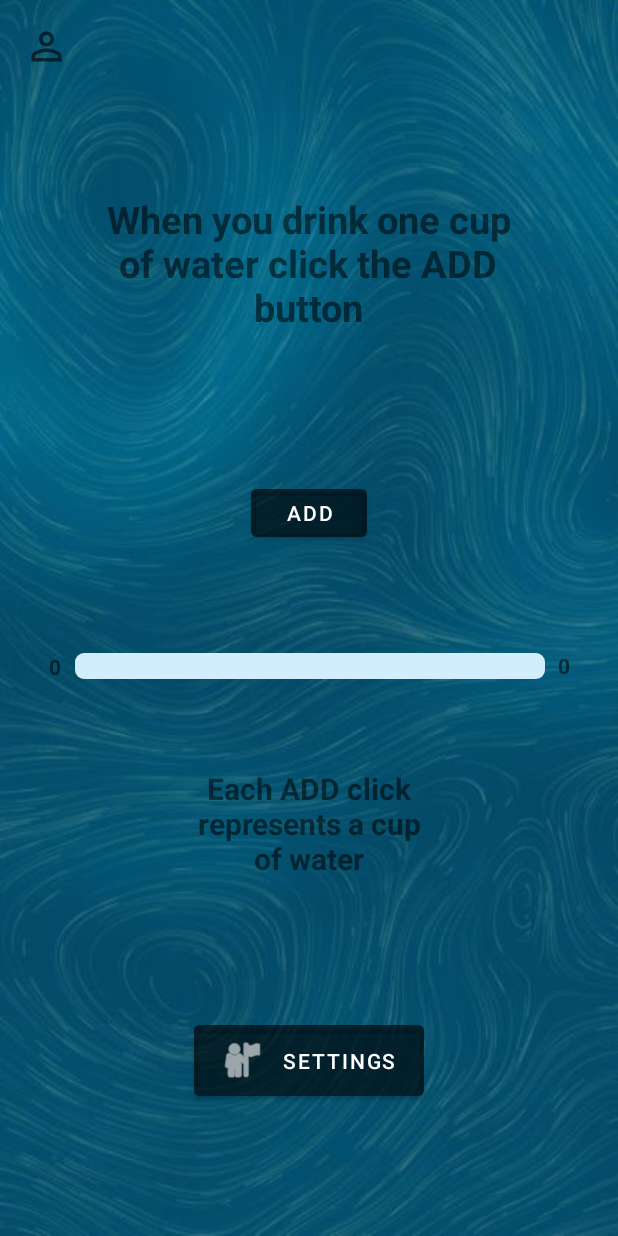
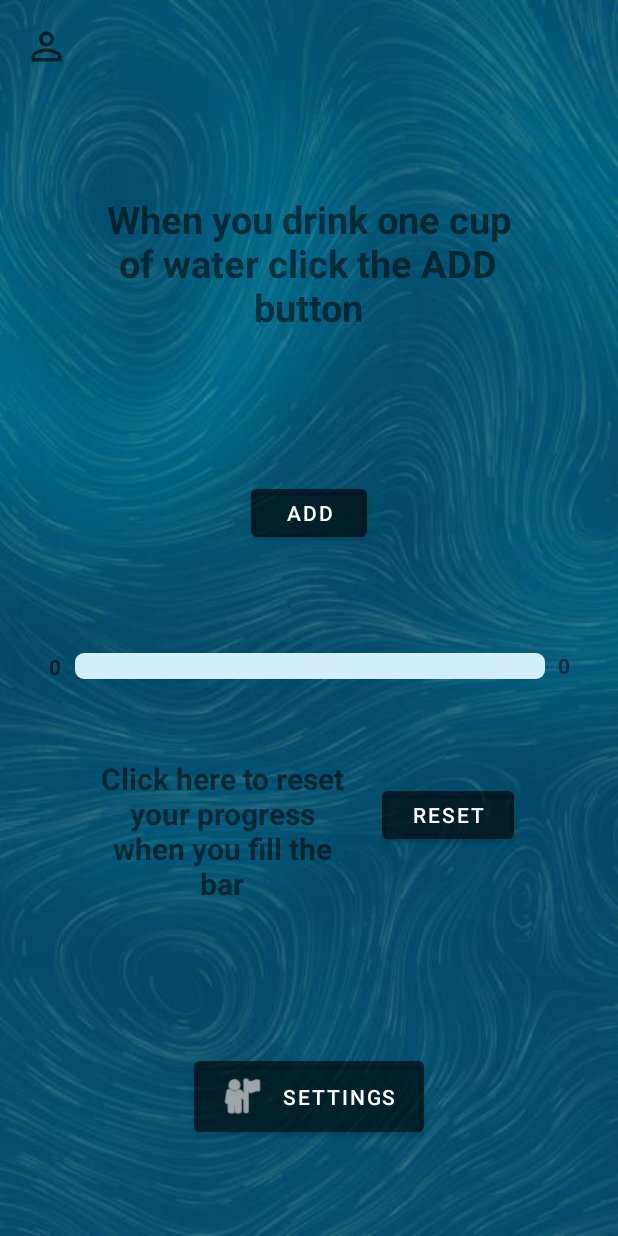
Before and after one commit to Hollow-hub/Water-Tracker, an Android app: the Home screen opened directly, with no data from a screen before it, on a phone screen of 412 x 824 dp. Run offline under Robolectric (Android 15) with nearby library versions, the light colour scheme and no system bars.

Commit message:
made a lot of things

```diff
--- a/app/src/main/java/com/example/watertracker/Home.java
+++ b/app/src/main/java/com/example/watertracker/Home.java
@@ -6,6 +6,7 @@ import android.app.NotificationManager;
 import android.app.PendingIntent;
 import android.content.DialogInterface;
 import android.content.Intent;
+import android.content.SharedPreferences;
 import android.os.Build;
 import android.os.Bundle;
 import android.view.LayoutInflater;
@@ -25,25 +26,30 @@ import java.text.DecimalFormat;
 
 public class Home extends AppCompatActivity {
 
+    private static final String PREF_PROGRESS = "progress";
+    private SharedPreferences sharedPreferences;
     CoreDatabase db;
     private String name;
     TextView username;
     TextView MyStats;
     double cups;
     Double Cups;
-    Double Litre;
+    Double Cups2;
+    double Litre;
     TextView textView;
     private ProgressBar pb;
     private int CurrentProgress;
     private Button Add;
+    private Button Reset;
 
     @Override
-    protected void onCreate(Bundle savedInstanceState) {
+    protected void onCreate(Bundle savedInstanceState){
         super.onCreate(savedInstanceState);
         db = new CoreDatabase(this);
         //db.onCreate(db.getWritableDatabase());
         setContentView(R.layout.home);
 
+        //We set the name of the user
         name = db.getUsername();
         username = findViewById(R.id.textViewName);
         username.setText(name);
@@ -53,10 +59,12 @@ public class Home extends AppCompatActivity {
 
         createNotificationChannel();
 
+        //we set the cups so the user knows how many cups he should drink per day
         cups = db.getCups();
         textView = findViewById(R.id.textView3);
         cups = (int) cups;
         textView.setText(String.valueOf((int) cups));
+
         if (!db.Record_is_empty()){
             CurrentProgress = db.getRecord();
         }
@@ -64,6 +72,7 @@ public class Home extends AppCompatActivity {
         pb.setMax((int) cups);  // Set the maximum value of the progress bar
         pb.setProgress(CurrentProgress);  // Set the progress value
 
+        //here we update the progressBar
         Add.setOnClickListener(new View.OnClickListener() {
             @Override
             public void onClick(View v) {
@@ -76,12 +85,14 @@ public class Home extends AppCompatActivity {
                 PendingIntent pendingIntent = PendingIntent.getBroadcast(Home.this, 0, intent, 0);
                 AlarmManager alarmManager = (AlarmManager) getSystemService(ALARM_SERVICE);
 
+                //this is where we put the exact time for the reminder
                 long timeAtButtonClick = System.currentTimeMillis();
                 long OneHour = 1000 * 3600;
                 alarmManager.set(AlarmManager.RTC_WAKEUP, timeAtButtonClick + OneHour, pendingIntent);
             }
         });
 
+        //Here we show the Dialog
         Button openDialogButton = findViewById(R.id.settings);
         openDialogButton.setOnClickListener(new View.OnClickListener() {
             @Override
@@ -90,8 +101,24 @@ public class Home extends AppCompatActivity {
             }
         });
 
+        //The reset button for when you conclude the progress
+        Reset = findViewById(R.id.reset);
+        Reset.setOnClickListener(new View.OnClickListener() {
+            @Override
+            public void onClick(View v) {
+                pb.setProgress(0);
+                Cups2 = db.getCups();
+                DecimalFormat decimalFormat = new DecimalFormat("#");
+                String cupsText = decimalFormat.format(Cups2);
+                textView.setText(cupsText);
+                CurrentProgress = 0;
+                pb.setMax(Cups2.intValue());
+                pb.setProgress(CurrentProgress);
+            }
+        });
     }
 
+    //the dialog
     private void showSliderDialog() {
         AlertDialog.Builder builder = new AlertDialog.Builder(this);
         LayoutInflater inflater = getLayoutInflater();
@@ -104,8 +131,10 @@ public class Home extends AppCompatActivity {
         builder.setPositiveButton("OK", new DialogInterface.OnClickListener() {
             @Override
             public void onClick(DialogInterface dialog, int which) {
+                //we get the value of the user about his weight and activity lvl
                 float weightProgress = weightSlider.getValue();
                 float activityProgress = activitySlider.getValue();
+                //we calculate the cups that he needs
                 Litre = (weightProgress / 30 ) + (activityProgress * 0.35);
                 Cups = (Litre * 4.2);
                 db.insertCups(Cups);
@@ -113,7 +142,6 @@ public class Home extends AppCompatActivity {
                 String cupsText = decimalFormat.format(Cups);
                 textView.setText(cupsText);
                 CurrentProgress = 0;
-                db.deleteColumnInputs("DailyWaterIntake","DailyWater");
                 pb.setMax(Cups.intValue());
                 pb.setProgress(CurrentProgress);
             }
@@ -121,11 +149,13 @@ public class Home extends AppCompatActivity {
         builder.setNegativeButton("Cancel", null);
 
         AlertDialog dialog = builder.create();
+        dialog.setCancelable(false);
         dialog.show();
     }
 
 
 
+    //Here we create the channel for the reminder
     private void createNotificationChannel(){
         if (Build.VERSION.SDK_INT >= Build.VERSION_CODES.O){
             CharSequence name = "ReminderChannel";
--- a/app/src/main/java/com/example/watertracker/MainActivity.java
+++ b/app/src/main/java/com/example/watertracker/MainActivity.java
@@ -37,7 +37,6 @@ public class MainActivity extends AppCompatActivity {
         setContentView(R.layout.activity_main);
         nameInput = findViewById(R.id.nickname);
         configureNextButton();
-        //nameInput.addTextChangedListener(loginTextWatcher);
         nextButton = findViewById(R.id.loginbtn);
     }
 
--- a/app/src/main/java/com/example/watertracker/MainActivity2.java
+++ b/app/src/main/java/com/example/watertracker/MainActivity2.java
@@ -47,6 +47,7 @@ public class MainActivity2 extends AppCompatActivity{
         rangeSliderWeight = findViewById(R.id.Weight_slider);
         rangeSliderActivity = findViewById(R.id.Activity_slider);
 
+        // First Slider for the weight
         rangeSliderWeight.addOnChangeListener(new Slider.OnChangeListener() {
             @Override
             public void onValueChange(@NonNull Slider slider, float value, boolean fromUser) {
@@ -55,6 +56,7 @@ public class MainActivity2 extends AppCompatActivity{
             }
         });
 
+        //Second Slider for the activity level
         rangeSliderActivity.addOnChangeListener(new Slider.OnChangeListener() {
             @Override
             public void onValueChange(@NonNull Slider slider, float value, boolean fromUser) {
@@ -64,13 +66,12 @@ public class MainActivity2 extends AppCompatActivity{
         });
 
         configureNextButton();
-
-
     }
 
     private void configureNextButton(){
         Button nextButton = findViewById(R.id.buttonNext);
         nextButton.setOnClickListener(v -> {
+            //Just some checks for the user
             if ((x | y) == 0){
                 Toast.makeText(MainActivity2.this, "Make sure to put your weight and activity level", Toast.LENGTH_LONG).show();
             }else{
--- a/app/src/main/res/layout/home.xml
+++ b/app/src/main/res/layout/home.xml
@@ -78,7 +78,7 @@
         app:layout_constraintEnd_toEndOf="parent"
         app:layout_constraintStart_toStartOf="parent"
         app:layout_constraintTop_toTopOf="parent"
-        app:layout_constraintVertical_bias="0.868" />
+        app:layout_constraintVertical_bias="1.0" />
 
     <Button
         android:id="@+id/add"
@@ -95,6 +95,23 @@
         app:layout_constraintStart_toStartOf="parent"
         app:layout_constraintTop_toTopOf="parent"
         app:layout_constraintVertical_bias="0.41" />
+
+    <Button
+        android:id="@+id/reset"
+        android:layout_width="88dp"
+        android:layout_height="44dp"
+        android:layout_alignParentStart="true"
+        android:layout_alignParentTop="true"
+        android:layout_alignParentEnd="true"
+        android:layout_alignParentBottom="true"
+        android:backgroundTint="@color/material_on_surface_disabled"
+        android:text="Reset"
+        app:layout_constraintBottom_toBottomOf="parent"
+        app:layout_constraintEnd_toEndOf="parent"
+        app:layout_constraintHorizontal_bias="0.786"
+        app:layout_constraintStart_toStartOf="parent"
+        app:layout_constraintTop_toTopOf="parent"
+        app:layout_constraintVertical_bias="0.668" />
 
     <TextView
         android:id="@+id/textView5"
@@ -116,17 +133,18 @@
 
     <TextView
         android:id="@+id/textView6"
-        android:layout_width="153dp"
-        android:layout_height="89dp"
-        android:text="Each ADD click represents a cup of water"
+        android:layout_width="167dp"
+        android:layout_height="106dp"
+        android:text="Click here to reset your progress when you fill the bar"
         android:textAlignment="center"
         android:textSize="20dp"
         android:textStyle="bold"
         app:layout_constraintBottom_toBottomOf="parent"
         app:layout_constraintEnd_toEndOf="parent"
+        app:layout_constraintHorizontal_bias="0.263"
         app:layout_constraintStart_toStartOf="parent"
         app:layout_constraintTop_toTopOf="parent"
-        app:layout_constraintVertical_bias="0.697"
+        app:layout_constraintVertical_bias="0.704"
         tools:ignore="MissingConstraints" />
 
     <TextView
```
Also changed, not shown: app/src/main/java/com/example/watertracker/CoreDatabase.java (+1 -17 lines).
